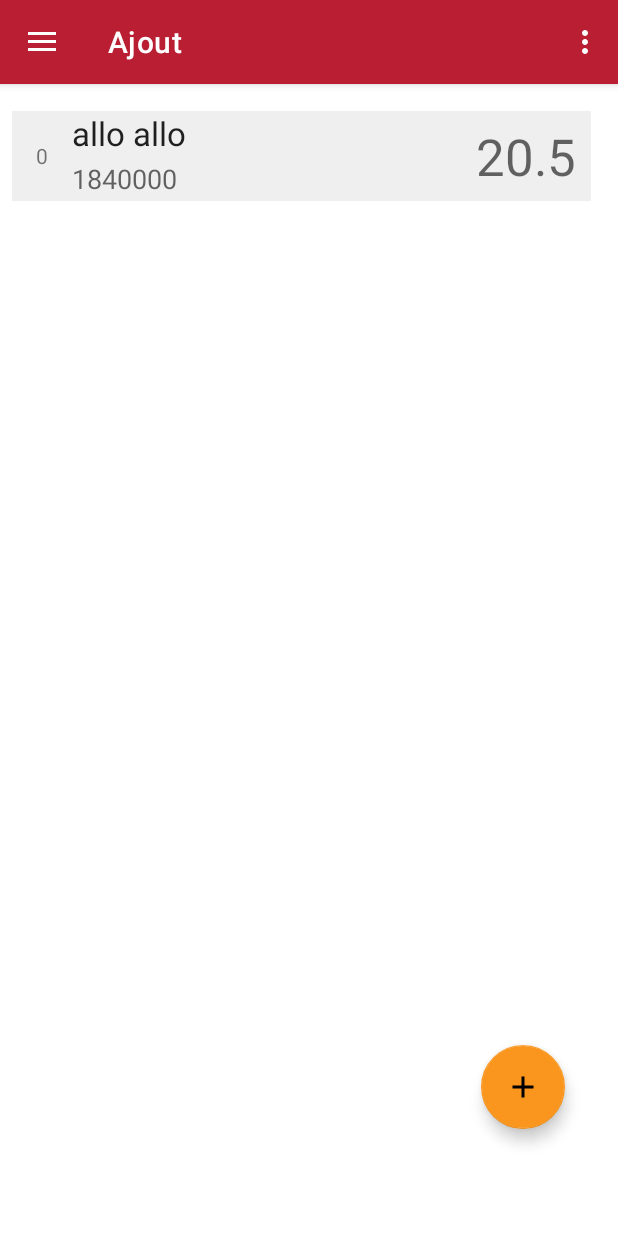
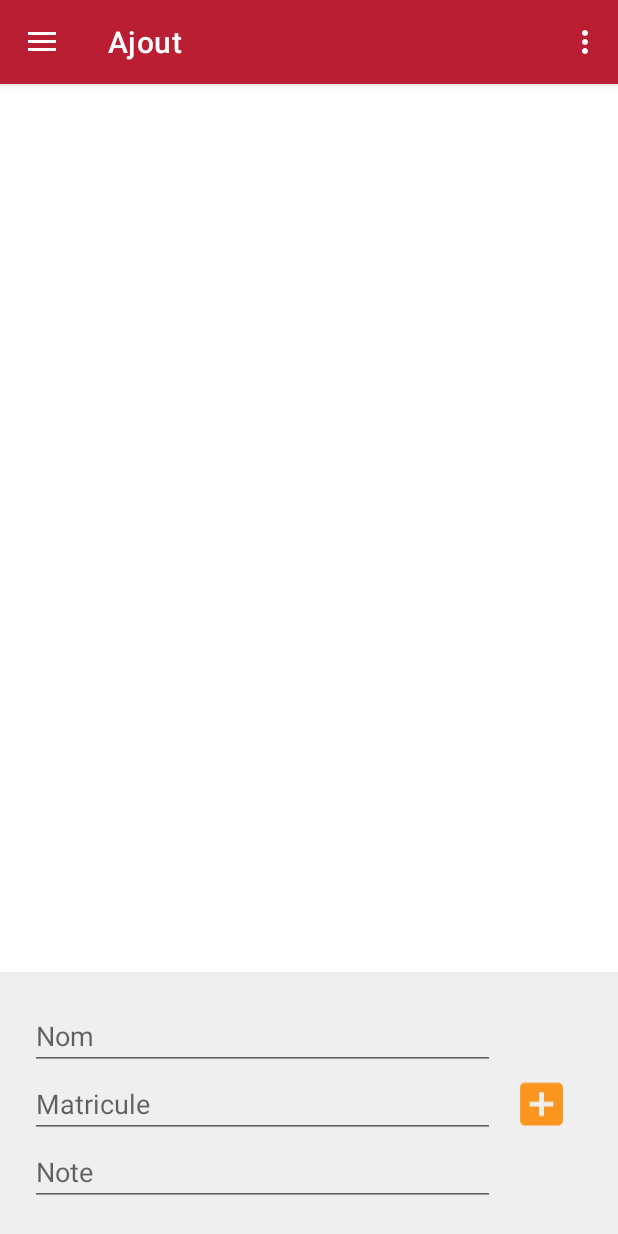
Before and after one commit to camarois/blockchainApp, an Android app: the RegisterFragment screen opened through its navigation route, after a tap on an icon or button, on a phone screen of 412 x 824 dp. Run offline under Robolectric (Android 15) with nearby library versions, the phone set to English and light mode, and no system bars; our stand-ins replace navigation-ui; network calls fail; 1 statement that could not run was skipped.

Commit message:
Everything is w o r k i n g g g

```diff
--- a/android/app/build.gradle
+++ b/android/app/build.gradle
@@ -48,6 +48,7 @@ dependencies {
         transitive = true
     }
     implementation 'com.android.support:appcompat-v7:28.0.0'
+    implementation 'com.android.support:design:28.0.0'
     implementation 'androidx.appcompat:appcompat:1.1.0'
     implementation 'androidx.constraintlayout:constraintlayout:1.1.3'
     implementation 'androidx.navigation:navigation-fragment:2.0.0'
--- a/android/app/src/main/java/com/example/androidapp/fragments/register/GradedStudentRecyclerViewAdapter.kt
+++ b/android/app/src/main/java/com/example/androidapp/fragments/register/GradedStudentRecyclerViewAdapter.kt
@@ -1,14 +1,20 @@
 package com.example.androidapp.fragments.register
 
+import android.content.Intent
+import android.util.Log
 import androidx.recyclerview.widget.RecyclerView
 import android.view.LayoutInflater
 import android.view.View
 import android.view.ViewGroup
+import android.widget.Button
 import android.widget.TextView
 import com.example.androidapp.R
 import com.example.androidapp.fragments.register.RegisterFragment.OnListFragmentInteractionListener
 import com.example.androidapp.ui.fragments.search.student.StudentItem
 import kotlinx.android.synthetic.main.fragment_gradedstudent.view.*
+import android.widget.Toast
+import androidx.core.app.ActivityCompat.startActivityForResult
+import kotlinx.android.synthetic.main.bottom_button.view.*
 
 /**
  * [RecyclerView.Adapter] that can display a [StudentItem] and makes a call to the
@@ -31,30 +37,72 @@ class GradedStudentRecyclerViewAdapter(
     }
 
     override fun onCreateViewHolder(parent: ViewGroup, viewType: Int): ViewHolder {
-        val view = LayoutInflater.from(parent.context)
-            .inflate(R.layout.fragment_gradedstudent, parent, false)
-        return ViewHolder(view)
+        return if (viewType == R.layout.fragment_gradedstudent) {
+            val view = LayoutInflater.from(parent.context).inflate(R.layout.fragment_gradedstudent, parent, false)
+            GradedStudentViewHolder(view)
+        } else {
+            val view= LayoutInflater.from(parent.context).inflate(R.layout.bottom_button, parent, false)
+            return ButtonsViewHolder(view)
+        }
     }
 
     override fun onBindViewHolder(holder: ViewHolder, position: Int) {
-        val item = mValues[position]
-        holder.mNameView.text = item.name
-        holder.mCode.text = item.code.toString()
-        holder.mGrade.text = item.grade.toString()
-        holder.mPos.text = position.toString()
-
-        with(holder.mView) {
-            tag = item
-            setOnClickListener(mOnClickListener)
+        if (position == mValues.size) {
+            (holder as ButtonsViewHolder).bind(holder.itemView)
+        } else {
+            val item = mValues[position]
+            val studentHolder = holder as GradedStudentViewHolder
+            studentHolder.bind(item, position)
+            // TODO: Missing onclicklistener here
         }
     }
 
-    override fun getItemCount(): Int = mValues.size
+    override fun getItemViewType(position: Int): Int {
+        return if (position == mValues.size) R.layout.bottom_button else R.layout.fragment_gradedstudent
+    }
 
-    inner class ViewHolder(val mView: View) : RecyclerView.ViewHolder(mView) {
-        val mNameView: TextView = mView.name
-        val mCode: TextView = mView.code
-        val mGrade: TextView = mView.grade
-        val mPos: TextView = mView.position
+    override fun getItemCount(): Int = mValues.size + 1
+
+    open inner class ViewHolder(mView: View): RecyclerView.ViewHolder(mView)
+
+    inner class ButtonsViewHolder(mView: View) : ViewHolder(mView) {
+        private val mPDFButton: Button = mView.uploadPDFBtn
+        private val mSubmitButton: Button = mView.registerClassBtn
+
+        fun bind(mView : View) {
+            mPDFButton.setOnClickListener { uploadPDF(mView) }
+
+            mSubmitButton.setOnClickListener { submit() }
+        }
+
+        private fun uploadPDF(view : View) {
+            val intent = Intent()
+                .setType("application/pdf")
+                .setAction(Intent.ACTION_GET_CONTENT)
+
+            view.context.startActivity(Intent.createChooser(intent, "Select a file"))
+            mSubmitButton.isClickable = true
+            mSubmitButton.isEnabled = true
+
+            // todo - actually handle pfd uploading
+        }
+
+        private fun submit() {
+
+        }
+
+    }
+    inner class GradedStudentViewHolder(mView: View) : ViewHolder(mView) {
+        private val mName: TextView = mView.name
+        private val mCode: TextView = mView.code
+        private val mGrade: TextView = mView.grade
+        private val mPos: TextView = mView.position
+
+        fun bind(item: StudentItem, position: Int) {
+            mName.text = item.name
+            mCode.text = item.code.toString()
+            mGrade.text = item.grade.toString()
+            mPos.text = position.toString()
+        }
     }
 }
--- a/android/app/src/main/java/com/example/androidapp/fragments/register/RegisterFragment.kt
+++ b/android/app/src/main/java/com/example/androidapp/fragments/register/RegisterFragment.kt
@@ -15,6 +15,11 @@ import com.example.androidapp.ui.fragments.search.student.StudentItem
 import kotlinx.android.synthetic.main.fragment_register_list.*
 import kotlinx.android.synthetic.main.fragment_student_list.view.*
 import java.util.ArrayList
+import com.google.android.material.bottomsheet.BottomSheetBehavior
+import kotlinx.android.synthetic.main.add_student_bottom_panel.*
+import android.widget.ImageButton
+import android.widget.Toast
+
 
 /**
  * A fragment representing a list of Items.
@@ -25,8 +30,8 @@ class RegisterFragment : Fragment() {
 
     private var columnCount = 1
     private val registeredStudents: MutableList<StudentItem> = ArrayList()
-
     private var listener: OnListFragmentInteractionListener? = null
+    private var bottomSheetBehavior: BottomSheetBehavior<View>? = null
 
     override fun onCreate(savedInstanceState: Bundle?) {
         super.onCreate(savedInstanceState)
@@ -35,15 +40,21 @@ class RegisterFragment : Fragment() {
         }
     }
 
-    private fun registerStudent() {
-        registeredStudents.add(registeredStudents.size, StudentItem(registeredStudents.size.toString(), "allo allo", 1840000, 20.5f))
-        list.adapter?.notifyItemInserted(registeredStudents.size - 1)
+    private fun openBottomSheet() {
+        if (bottomSheetBehavior != null) {
+            if (bottomSheetBehavior!!.state != BottomSheetBehavior.STATE_EXPANDED) {
+                addStudentButton.visibility = View.GONE
+                bottomSheetBehavior!!.state = BottomSheetBehavior.STATE_EXPANDED
+            } else {
+                bottomSheetBehavior!!.state = BottomSheetBehavior.STATE_COLLAPSED
+            }
+        }
     }
 
     override fun onViewCreated(view: View, savedInstanceState: Bundle?) {
         val viewCreated = view.list
         viewCreated.adapter = GradedStudentRecyclerViewAdapter(registeredStudents, listener)
-        addStudentButton.setOnClickListener { registerStudent() }
+        addStudentButton.setOnClickListener { openBottomSheet() }
         super.onViewCreated(view, savedInstanceState)
     }
 
@@ -68,9 +79,52 @@ class RegisterFragment : Fragment() {
                     )
             }
         }
+
+        val bottomSheet: View  = view.findViewById(R.id.student_bottom_panel)
+        bottomSheetBehavior = BottomSheetBehavior.from(bottomSheet)
+        bottomSheetBehavior!!.bottomSheetCallback = object :
+            BottomSheetBehavior.BottomSheetCallback() {
+            override fun onStateChanged(bottomSheet: View, newState: Int) {
+                // this part hides the button immediately and waits bottom sheet
+                // to collapse to show
+                if (BottomSheetBehavior.STATE_EXPANDED == newState) {
+                    addStudentButton.visibility = View.GONE
+                } else if (BottomSheetBehavior.STATE_COLLAPSED == newState) {
+                    addStudentButton.animate().scaleX(1F).scaleY(1F).setDuration(0).start()
+                    addStudentButton.visibility = View.VISIBLE
+                } else if (BottomSheetBehavior.STATE_HIDDEN == newState) {
+                    addStudentButton.animate().scaleX(1F).scaleY(1F).setDuration(0).start()
+                    addStudentButton.visibility = View.VISIBLE
+                }
+            }
+
+            override fun onSlide(bottomSheet: View, slideOffset: Float) {}
+        }
+
+        val addStudentBtn: ImageButton = view.findViewById(R.id.createStudentButton)
+        addStudentBtn.setOnClickListener{ createStudent() }
         return view
     }
 
+    private fun createStudent() {
+        val studentName = name.text.toString()
+        val studentCode = code.text.toString()
+        val studentGrade = grade.text.toString()
+        if(studentName.isNotEmpty() && studentCode.isNotEmpty() && studentGrade.isNotEmpty()) {
+            registeredStudents.add(registeredStudents.size, StudentItem(registeredStudents.size.toString(), name.text.toString(), code.text.toString().toInt(), grade.text.toString().toFloat()))
+            list.adapter?.notifyItemInserted(registeredStudents.size - 1)
+            list.smoothScrollToPosition(registeredStudents.size - 1)
+            resetView()
+        } else {
+            Toast.makeText(activity, "Il manque des informations!", Toast.LENGTH_SHORT).show()
+        }
+    }
+
+    private fun resetView(){
+        name.setText("")
+        code.setText("")
+        grade.setText("")
+    }
     override fun onAttach(context: Context) {
         super.onAttach(context)
         if (context is OnListFragmentInteractionListener) {
--- /dev/null
+++ b/android/app/src/main/java/com/example/androidapp/fragments/register/RegisterStudentBottomFragment.kt
@@ -0,0 +1,30 @@
+package com.example.androidapp.fragments.register
+
+import android.app.Dialog
+import android.os.Bundle
+import android.util.Log
+import android.view.LayoutInflater
+import android.view.View
+import android.view.ViewGroup
+import android.widget.EditText
+import android.widget.ImageButton
+import com.example.androidapp.R
+import com.example.androidapp.ui.fragments.search.student.StudentItem
+import com.google.android.material.bottomsheet.BottomSheetDialogFragment
+import kotlinx.android.synthetic.main.add_student_bottom_panel.*
+import kotlinx.android.synthetic.main.fragment_register_list.*
+
+class RegisterStudentBottomFragment : BottomSheetDialogFragment() {
+
+    var registerFragment: RegisterFragment? = null
+
+    override fun onViewCreated(view: View, savedInstanceState: Bundle?) {
+        registerFragment = (activity!!
+            .supportFragmentManager
+            .findFragmentById(R.id.register_fragment) as RegisterFragment)
+
+        //createStudentButton.setOnClickListener { createStudent() }
+
+        super.onViewCreated(view, savedInstanceState)
+    }
+}
--- /dev/null
+++ b/android/app/src/main/res/drawable/ic_add_box_black_24dp.xml
@@ -0,0 +1,9 @@
+<vector xmlns:android="http://schemas.android.com/apk/res/android"
+        android:width="24dp"
+        android:height="24dp"
+        android:viewportWidth="24.0"
+        android:viewportHeight="24.0">
+    <path
+        android:fillColor="#FF000000"
+        android:pathData="M19,3L5,3c-1.11,0 -2,0.9 -2,2v14c0,1.1 0.89,2 2,2h14c1.1,0 2,-0.9 2,-2L21,5c0,-1.1 -0.9,-2 -2,-2zM17,13h-4v4h-2v-4L7,13v-2h4L11,7h2v4h4v2z"/>
+</vector>
--- /dev/null
+++ b/android/app/src/main/res/layout/add_student_bottom_panel.xml
@@ -0,0 +1,57 @@
+<?xml version="1.0" encoding="utf-8"?>
+<LinearLayout xmlns:android="http://schemas.android.com/apk/res/android"
+    xmlns:app="http://schemas.android.com/apk/res-auto"
+    xmlns:tools="http://schemas.android.com/tools"
+    android:orientation="horizontal"
+    android:layout_width="match_parent"
+    android:layout_height="wrap_content"
+    android:id="@+id/student_bottom_panel"
+    app:behavior_peekHeight="0dp"
+    app:layout_behavior="@string/bottom_sheet_behavior"
+    app:behavior_hideable="true"
+    tools:context=".fragments.register.RegisterStudentBottomFragment"
+    android:padding="20dp"
+    android:background="@color/colorListBackground">
+
+    <LinearLayout
+        android:layout_width="0dp"
+        android:layout_height="match_parent"
+        android:layout_weight="5"
+        android:orientation="vertical">
+
+        <EditText
+            android:id="@+id/name"
+            android:layout_width="match_parent"
+            android:layout_height="wrap_content"
+            android:ems="10"
+            android:hint="@string/name_hint"
+            android:inputType="textPersonName" />
+
+        <EditText
+            android:id="@+id/code"
+            android:layout_width="match_parent"
+            android:layout_height="wrap_content"
+            android:ems="10"
+            android:hint="@string/code_hint"
+            android:inputType="number" />
+
+        <EditText
+            android:id="@+id/grade"
+            android:layout_width="match_parent"
+            android:layout_height="wrap_content"
+            android:ems="10"
+            android:hint="@string/note_hint"
+            android:inputType="numberDecimal" />
+
+    </LinearLayout>
+
+    <ImageButton
+        android:id="@+id/createStudentButton"
+        android:layout_width="0dp"
+        android:layout_height="match_parent"
+        android:layout_weight="1"
+        android:backgroundTint="#00FFFFFF"
+        android:scaleType="fitCenter"
+        android:tint="@color/colorAccent"
+        app:srcCompat="@drawable/ic_add_box_black_24dp" />
+</LinearLayout>
--- /dev/null
+++ b/android/app/src/main/res/layout/bottom_button.xml
@@ -0,0 +1,20 @@
+<?xml version="1.0" encoding="utf-8"?>
+<LinearLayout xmlns:android="http://schemas.android.com/apk/res/android"
+    android:orientation="vertical" android:layout_width="match_parent"
+    android:layout_height="match_parent"
+    android:paddingHorizontal="200dp">
+
+    <Button
+        android:id="@+id/uploadPDFBtn"
+        android:layout_width="match_parent"
+        android:layout_height="wrap_content"
+        android:text="@string/ajouter_un_pdf" />
+
+    <Button
+        android:id="@+id/registerClassBtn"
+        android:layout_width="match_parent"
+        android:layout_height="wrap_content"
+        android:clickable="false"
+        android:enabled="false"
+        android:text="@string/save_results" />
+</LinearLayout>
--- a/android/app/src/main/res/layout/fragment_register_list.xml
+++ b/android/app/src/main/res/layout/fragment_register_list.xml
@@ -1,8 +1,13 @@
 <?xml version="1.0" encoding="utf-8"?>
-<androidx.constraintlayout.widget.ConstraintLayout
+<androidx.coordinatorlayout.widget.CoordinatorLayout
     xmlns:app="http://schemas.android.com/apk/res-auto"
     xmlns:tools="http://schemas.android.com/tools"
     xmlns:android="http://schemas.android.com/apk/res/android"
+    android:layout_width="match_parent"
+    android:layout_height="match_parent"
+    android:id="@+id/register_fragment">
+<androidx.constraintlayout.widget.ConstraintLayout
+
     android:layout_width="match_parent"
     android:layout_height="match_parent">
 
@@ -60,5 +65,7 @@
         app:srcCompat="@drawable/ic_add_black_24dp"
         app:backgroundTint="@color/colorAccent"
         android:focusable="true" />
+</androidx.constraintlayout.widget.ConstraintLayout>
 
-</androidx.constraintlayout.widget.ConstraintLayout>
+    <include layout="@layout/add_student_bottom_panel" />
+    </androidx.coordinatorlayout.widget.CoordinatorLayout>
--- a/android/app/src/main/res/values/strings.xml
+++ b/android/app/src/main/res/values/strings.xml
@@ -30,4 +30,11 @@
 
     <string name="searchTitle">Étudiants</string>
     <string name="sigle">Sigle du cours</string>
+    <string name="note_hint">Note</string>
+    <string name="code_hint">Matricule</string>
+    <string name="name_hint">Nom</string>
+    <string name="bottomBtnTag">bottomBtn</string>
+    <string name="gradedStudentTag">gradedStudent</string>
+    <string name="ajouter_un_pdf">Ajouter un PDF</string>
+    <string name="save_results">Enregistrer les résultats</string>
 </resources>
```
